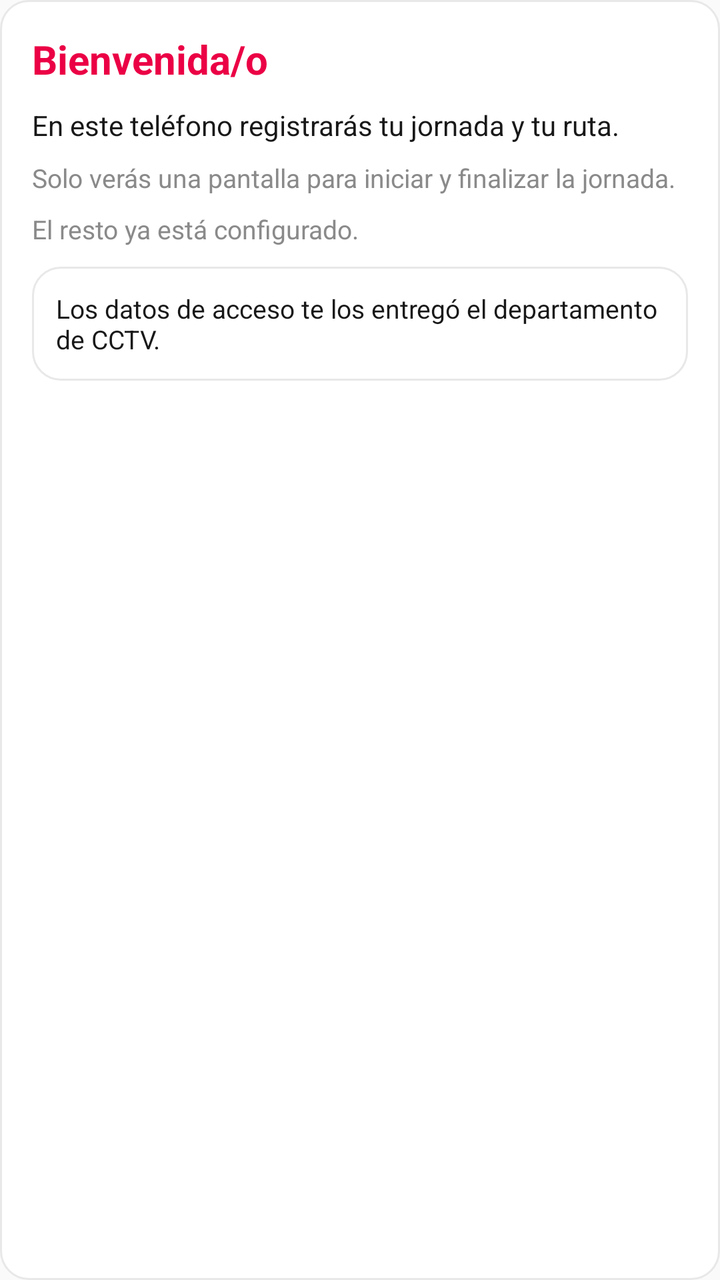
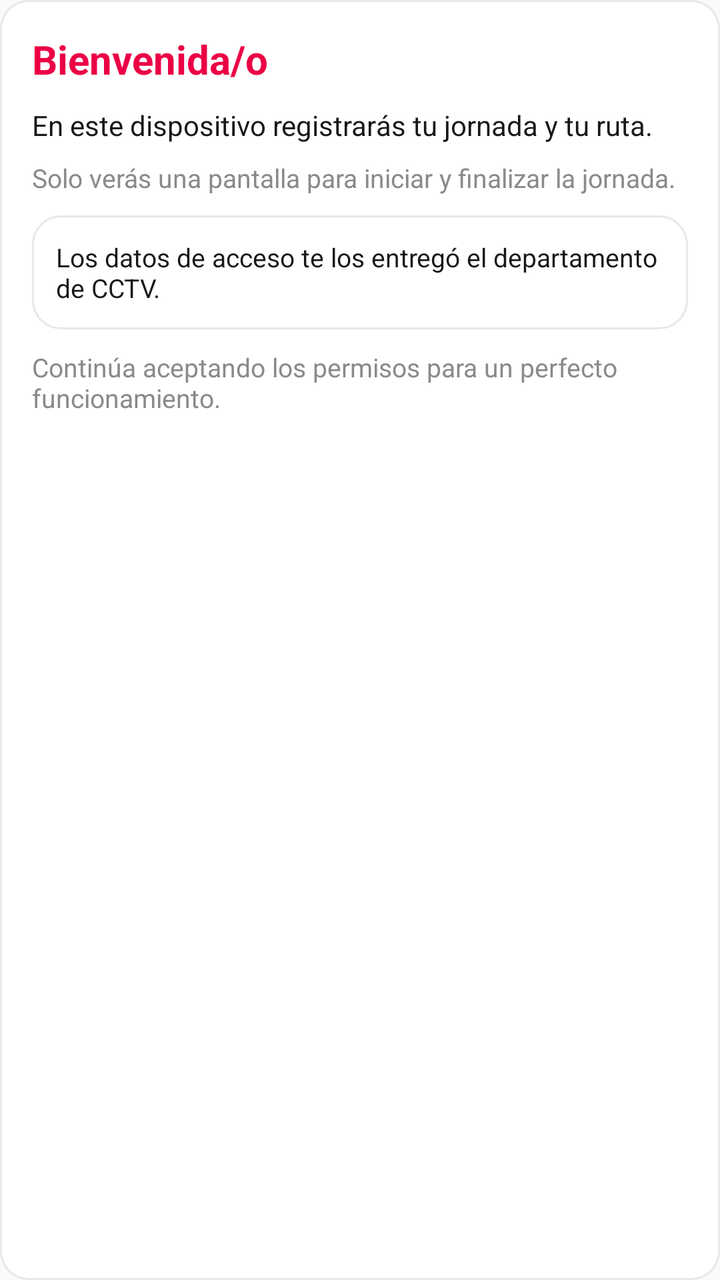

Two renders of the same Android screen: before a commit and after it. Below are the layout's source before the change and the commit's diff.
<!-- AndroidManifest.xml: application theme AppTheme -->
<!-- res/layout/onboarding_step_welcome.xml -->
<?xml version="1.0" encoding="utf-8"?>
<LinearLayout xmlns:android="http://schemas.android.com/apk/res/android"
    android:layout_width="match_parent"
    android:layout_height="wrap_content"
    android:background="@drawable/bg_card"
    android:orientation="vertical"
    android:padding="16dp">

    <TextView
        android:layout_width="wrap_content"
        android:layout_height="wrap_content"
        android:text="@string/welcome_title"
        android:textColor="@color/primary"
        android:textSize="20sp"
        android:textStyle="bold" />

    <TextView
        android:layout_width="match_parent"
        android:layout_height="wrap_content"
        android:layout_marginTop="10dp"
        android:text="@string/welcome_body"
        android:textColor="@color/ink"
        android:textSize="14sp" />

    <TextView
        android:layout_width="match_parent"
        android:layout_height="wrap_content"
        android:layout_marginTop="8dp"
        android:text="@string/welcome_body_pill"
        android:textColor="@color/muted"
        android:textSize="13sp" />

    <TextView
        android:layout_width="match_parent"
        android:layout_height="wrap_content"
        android:layout_marginTop="8dp"
        android:text="@string/welcome_body_config"
        android:textColor="@color/muted"
        android:textSize="13sp" />

    <TextView
        android:layout_width="match_parent"
        android:layout_height="wrap_content"
        android:layout_marginTop="10dp"
        android:background="@drawable/bg_card"
        android:padding="12dp"
        android:text="@string/welcome_body_cctv"
        android:textColor="@color/ink"
        android:textSize="13sp" />

</LinearLayout>
<!-- resources referenced by this layout -->
<resources>
  <color name="ink">#181818</color>
  <color name="muted">#8A8A8A</color>
  <color name="primary">#EB0045</color>
  <!-- drawable bg_card (drawable) -->
  <?xml version="1.0" encoding="utf-8"?>
  <shape xmlns:android="http://schemas.android.com/apk/res/android" android:shape="rectangle">
      <solid android:color="#FFFFFF" />
      <stroke android:width="1dp" android:color="#E8E8E8" />
      <corners android:radius="14dp" />
  </shape>
  <string name="welcome_body">En este teléfono registrarás tu jornada y tu ruta.</string>
  <string name="welcome_body_cctv">Los datos de acceso te los entregó el departamento de CCTV.</string>
  <string name="welcome_body_config">El resto ya está configurado.</string>
  <string name="welcome_body_pill">Solo verás una pantalla para iniciar y finalizar la jornada.</string>
  <string name="welcome_title">Bienvenida/o</string>
  <style name="AppTheme" parent="Theme.AppCompat.Light.NoActionBar">
          <item name="colorPrimary">@color/primary</item>
          <item name="colorPrimaryDark">@color/primary_dark</item>
          <item name="colorAccent">@color/accent</item>
          <item name="android:windowOptOutEdgeToEdgeEnforcement">true</item>
      </style>
  <color name="primary_dark">#C4003B</color>
  <color name="accent">#FF1464</color>
</resources>

<!-- the commit's change to res/layout/onboarding_step_welcome.xml (unified diff, before → after) -->
@@ -33,14 +33,6 @@
     <TextView
         android:layout_width="match_parent"
         android:layout_height="wrap_content"
-        android:layout_marginTop="8dp"
-        android:text="@string/welcome_body_config"
-        android:textColor="@color/muted"
-        android:textSize="13sp" />
-
-    <TextView
-        android:layout_width="match_parent"
-        android:layout_height="wrap_content"
         android:layout_marginTop="10dp"
         android:background="@drawable/bg_card"
         android:padding="12dp"
@@ -48,4 +40,12 @@
         android:textColor="@color/ink"
         android:textSize="13sp" />
 
+    <TextView
+        android:layout_width="match_parent"
+        android:layout_height="wrap_content"
+        android:layout_marginTop="10dp"
+        android:text="@string/welcome_body_perms"
+        android:textColor="@color/muted"
+        android:textSize="13sp" />
+
 </LinearLayout>
<!-- resource entries referenced after the edit -->
@@ -10,9 +10,9 @@
       <stroke android:width="1dp" android:color="#E8E8E8" />
       <corners android:radius="14dp" />
   </shape>
-  <string name="welcome_body">En este teléfono registrarás tu jornada y tu ruta.</string>
+  <string name="welcome_body">En este dispositivo registrarás tu jornada y tu ruta.</string>
   <string name="welcome_body_cctv">Los datos de acceso te los entregó el departamento de CCTV.</string>
-  <string name="welcome_body_config">El resto ya está configurado.</string>
+  <string name="welcome_body_perms">Continúa aceptando los permisos para un perfecto funcionamiento.</string>
   <string name="welcome_body_pill">Solo verás una pantalla para iniciar y finalizar la jornada.</string>
   <string name="welcome_title">Bienvenida/o</string>
   <style name="AppTheme" parent="Theme.AppCompat.Light.NoActionBar">
